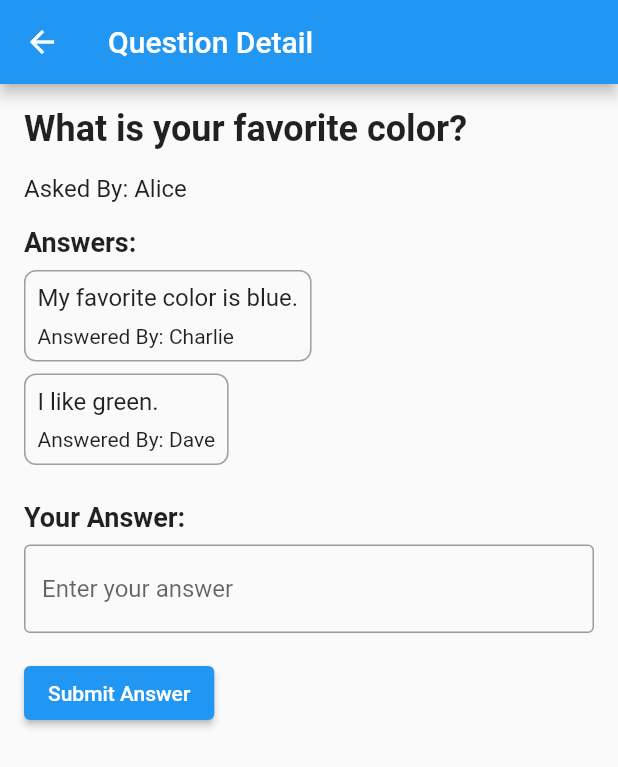
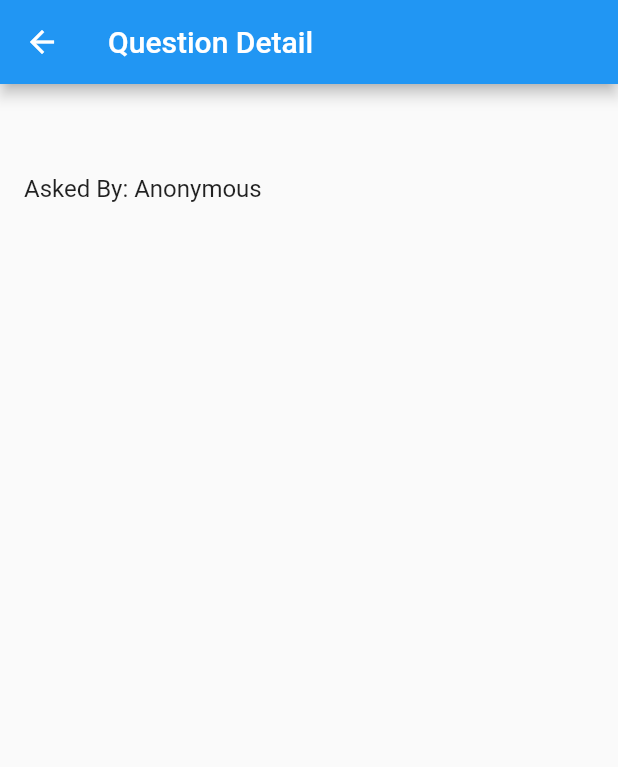
Before and after one commit to Ahmed-Mohmed-Sakr/ASK.FM, a Flutter app: the QuestionDetailScreen screen opened directly with empty values, on a phone screen of 412 x 824 dp. Shown: the top 767 px of the screen. Run offline on Flutter 3.47's test engine with Material 2 defaults, Android fonts, the phone set to English and light mode, and no system bars; our stand-ins replace shared_preferences; accounts and stored records are empty.

Commit message:
connect qution details page

```diff
--- a/lib/screens/MyProfile/Profile.dart
+++ b/lib/screens/MyProfile/Profile.dart
@@ -162,6 +162,7 @@ class _ProfileScreenState extends State<ProfileScreen> {
                                       QuestionDetailScreen(
                                         questionId: question['id'],
                                         questionText: question["questionText"],
+                                          answerText: question['answerText']
                                       )
                               ),
                             )
--- a/lib/screens/PersonProfile/PersonProfile.dart
+++ b/lib/screens/PersonProfile/PersonProfile.dart
@@ -196,6 +196,7 @@ class _PersonProfileScreenState extends State<PersonProfileScreen> {
                                   QuestionDetailScreen(
                                     questionId: question['id'],
                                     questionText: question["questionText"],
+                                      answerText: question['answerText']
                                   )
                           ),
                         )
--- a/lib/screens/QuestionDetail/QuestionDetail.dart
+++ b/lib/screens/QuestionDetail/QuestionDetail.dart
@@ -1,20 +1,20 @@
 import 'package:flutter/material.dart';
+import 'package:http/browser_client.dart';
 import 'package:http/http.dart' as http;
 import 'dart:convert';
 import 'package:shared_preferences/shared_preferences.dart';
 class QuestionDetailScreen extends StatefulWidget {
   final String questionId;
   final String questionText;
+  String answerText;
 
-  QuestionDetailScreen({required this.questionId,required this.questionText});
+  QuestionDetailScreen({required this.questionId,required this.questionText, required this.answerText});
 
   @override
   _QuestionDetailScreenState createState() => _QuestionDetailScreenState();
 }
 
 class _QuestionDetailScreenState extends State<QuestionDetailScreen> {
-  Map<String, dynamic> _question = {};
-  List<dynamic> _answers = [];
 
   bool _isLoading = false;
 
@@ -25,7 +25,6 @@ class _QuestionDetailScreenState extends State<QuestionDetailScreen> {
   @override
   void initState() {
     super.initState();
-    _fetchQuestion();
   }
 
   @override
@@ -34,100 +33,30 @@ class _QuestionDetailScreenState extends State<QuestionDetailScreen> {
     super.dispose();
   }
 
-  Future<void> _fetchQuestion() async {
-    setState(() {
-      _isLoading = true;
-      _errorMessage = "";
-    });
-/*
-    final prefs = await SharedPreferences.getInstance();
-    final userToken = prefs.getString('userToken');
-
-    final response = await http.get(
-      'https://your-api-endpoint.com/questions/${widget.questionId}' as Uri,
-      headers: {'Authorization': 'Bearer $userToken'},
-    );
-
-    if (response.statusCode == 200) {
-      final data = json.decode(response.body);*/
-      setState(() {
-        //_question = data['question'];
-        //_answers = data['answers'];
-        _question = {
-          "id": "1",
-          "text": "What is your favorite color?",
-          "askedBy": {
-            "username": "Alice",
-            "avatarUrl": "https://example.com/avatar.png"
-          },
-          "answeredBy": {
-            "username": "Bob",
-            "avatarUrl": "https://example.com/avatar.png"
-          },
-          "answers": [
-            {
-              "text": "My favorite color is blue.",
-              "user": {
-                "username": "Charlie",
-                "avatarUrl": "https://example.com/avatar.png"
-              }
-            },
-            {
-              "text": "I like green.",
-              "user": {
-                "username": "Dave",
-                "avatarUrl": "https://example.com/avatar.png"
-              }
-            }
-          ]
-        };
-        _answers = [
-          {
-            "text": "My favorite color is blue.",
-            "user": {
-              "username": "Charlie",
-              "avatarUrl": "https://example.com/avatar.png"
-            }
-          },
-          {
-            "text": "I like green.",
-            "user": {
-              "username": "Dave",
-              "avatarUrl": "https://example.com/avatar.png"
-            }
-          }
-        ];
-        _isLoading = false;
-      });
-      /*
-    } else {
-      final data = json.decode(response.body);
-      setState(() {
-        _isLoading = false;
-        _errorMessage = data['message'];
-      });
-    }*/
-  }
-
   Future<void> _submitAnswer() async {
     final prefs = await SharedPreferences.getInstance();
     final userToken = prefs.getString('userToken');
 
-    /*final response = await http.post(
-      'https://your-api-endpoint.com/questions/${widget.questionId}/answer' as Uri,
+    final client = BrowserClient();
+    final response = await client.post(
+        Uri.parse('https://askme-service.onrender.com/answers'),
         headers: {'Authorization': 'Bearer $userToken'},
-      body: {'text': _answerController.text},
+      body: json.encode({'questionId': widget.questionId, 'answerText': _answerController.text}),
     );
 
-    if (response.statusCode == 200) {*/
+
+    if (response.statusCode == 200) {
       _answerController.clear();
-      await _fetchQuestion();
-    /*} else {
       final data = json.decode(response.body);
       setState(() {
-        _errorMessage = data['message'];
+        widget.answerText = data['answerText'];
       });
-    }*/
+    } else {
+      final data = json.decode(response.body);
+      setState(() {
+        _errorMessage = "error in sending data";
+      });
+    }
   }
 
   @override
@@ -148,25 +77,25 @@ class _QuestionDetailScreenState extends State<QuestionDetailScreen> {
                 style: TextStyle(color: Colors.red),
               ),
             Text(
-              _question != {} ? _question['text'] : '',
+              widget.questionText,
               style: TextStyle(fontSize: 24.0, fontWeight: FontWeight.bold),
             ),
             SizedBox(height: 16.0),
             Text(
-              'Asked By: ${_question != {} ? _question['askedBy']['username'] : ''}',
+              'Asked By: Anonymous',
               style: TextStyle(fontSize: 16.0),
             ),
             SizedBox(height: 16.0),
-            if (_answers.isNotEmpty)
+            if (widget.answerText != "")
               Column(
                 crossAxisAlignment: CrossAxisAlignment.start,
                 children: [
                   Text(
-                    'Answers:',
-                    style: TextStyle(fontSize: 18.0, fontWeight: FontWeight.bold),
+                    'Answer:',
+                    style: TextStyle(
+                        fontSize: 18.0, fontWeight: FontWeight.bold),
                   ),
                   SizedBox(height: 8.0),
-                  for (var answer in _answers)
                   Container(
                     margin: EdgeInsets.only(bottom: 8.0),
                     padding: EdgeInsets.all(8.0),
@@ -178,12 +107,12 @@ class _QuestionDetailScreenState extends State<QuestionDetailScreen> {
                       crossAxisAlignment: CrossAxisAlignment.start,
                       children: [
                         Text(
-                            answer['text'],
+                          widget.answerText,
                           style: TextStyle(fontSize: 16.0),
                         ),
                         SizedBox(height: 8.0),
                         Text(
-                            'Answered By: ${answer['user']['username']}',
+                          '❤ ^_- ❤',
                           style: TextStyle(fontSize: 14.0),
                         ),
                       ],
@@ -192,7 +121,7 @@ class _QuestionDetailScreenState extends State<QuestionDetailScreen> {
                 ],
               ),
             SizedBox(height: 16.0),
-            // if (_question != {} && _question['answeredBy'] == null)
+            if (widget.answerText != "")
             Column(
               crossAxisAlignment: CrossAxisAlignment.start,
               children: [
--- a/lib/screens/homepage/homepage.dart
+++ b/lib/screens/homepage/homepage.dart
@@ -127,7 +127,8 @@ class _HomeScreenState extends State<HomeScreen> {
                                 builder: (context) =>
                                     QuestionDetailScreen(
                                         questionId: question['id'],
-                                        questionText: question["questionText"],
+                                        questionText: question['questionText'],
+                                        answerText: question['answerText']
                                     )
                             ),
                           )
```
Lines whose indentation alone changed are shown as unchanged.
